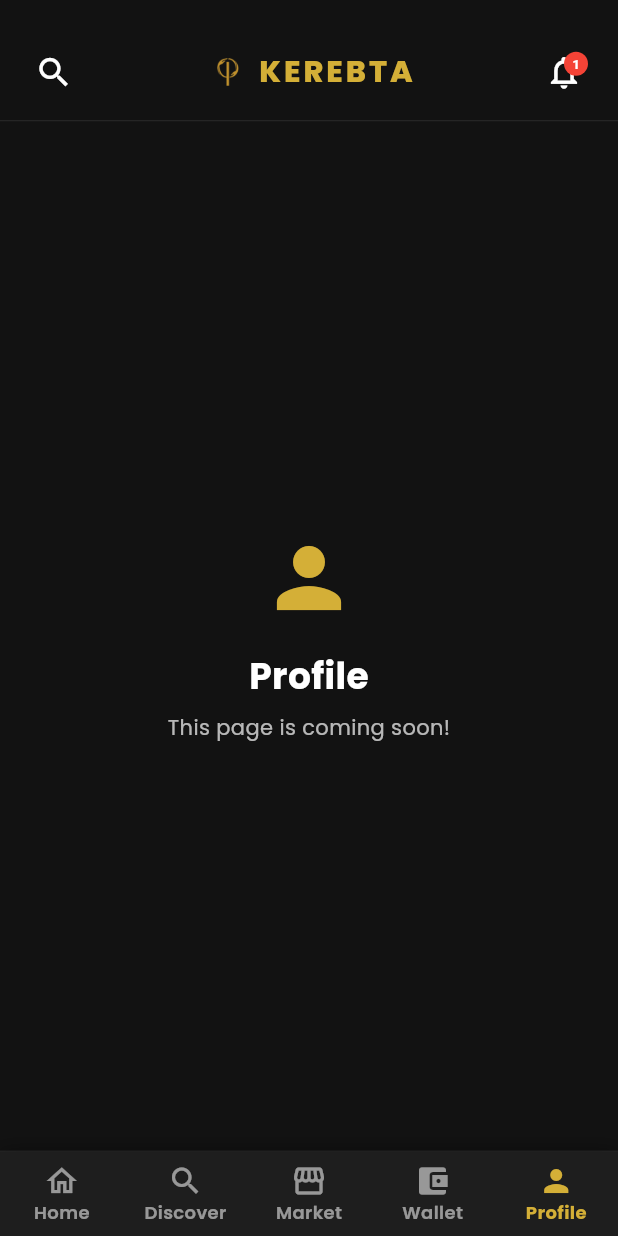
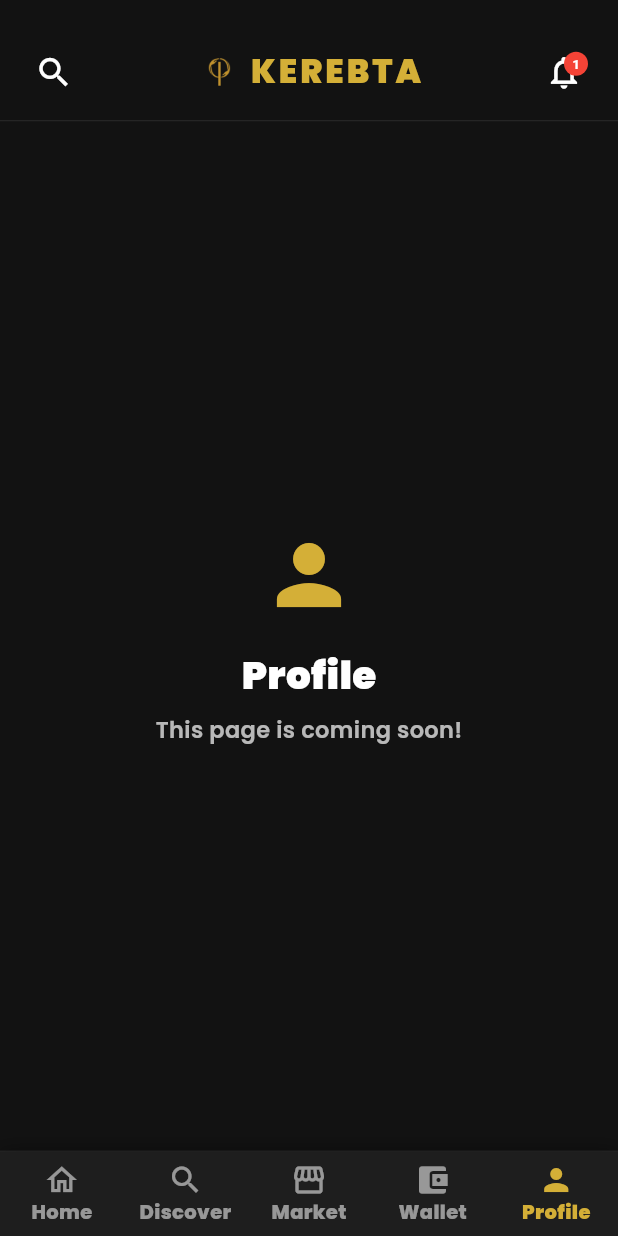
Before and after one commit to DagmawiTeweldebrhan/Kerebta, a Flutter app: the HomeFeedPage screen opened directly, item 5 of the bottom bar chosen, on a phone screen of 412 x 824 dp. Run offline on Flutter 3.47's test engine with Material 3 defaults, Android fonts, the phone set to English and light mode, and no system bars; our stand-ins replace google_fonts, google_sign_in, sign_in_with_apple, supabase_flutter; accounts and stored records are empty.

```diff
--- a/lib/features/fan/pulse/discover_tab.dart
+++ b/lib/features/fan/pulse/discover_tab.dart
@@ -323,7 +323,7 @@ class _DiscoverTabState extends State<DiscoverTab>
                             'Aster Aweke - Kerebta Acoustic',
                             style: GoogleFonts.poppins(
                               color: Colors.white,
-                              fontWeight: FontWeight.w950,
+                              fontWeight: FontWeight.w900,
                               fontSize: 25,
                               letterSpacing: -0.5,
                             ),
@@ -573,7 +573,7 @@ class _DiscoverTabState extends State<DiscoverTab>
                                       item['title']!,
                                       style: GoogleFonts.poppins(
                                         color: primaryText,
-                                        fontWeight: FontWeight.w850,
+                                        fontWeight: FontWeight.w800,
                                         fontSize: 15,
                                       ),
                                       maxLines: 1,
--- a/lib/features/fan/pulse/home_feed_page.dart
+++ b/lib/features/fan/pulse/home_feed_page.dart
@@ -255,8 +255,8 @@ class _HomeFeedPageState extends State<HomeFeedPage> with SingleTickerProviderSt
                             _isAmharic ? "ቀረብታ" : "KEREBTA",
                             style: GoogleFonts.poppins(
                               color: primaryGold,
-                              fontWeight: FontWeight.w800,
-                              fontSize: 20.0,
+                              fontWeight: FontWeight.w900,
+                              fontSize: 22.0,
                               letterSpacing: 2.0,
                             ),
                           ),
@@ -362,8 +362,8 @@ class _HomeFeedPageState extends State<HomeFeedPage> with SingleTickerProviderSt
                             "1,250 ETB",
                             style: GoogleFonts.poppins(
                               color: primaryGold,
-                              fontWeight: FontWeight.bold,
-                              fontSize: 13.0,
+                              fontWeight: FontWeight.w800,
+                              fontSize: 14.0,
                             ),
                           ),
                         ],
@@ -489,8 +489,8 @@ class _HomeFeedPageState extends State<HomeFeedPage> with SingleTickerProviderSt
                 _isAmharic ? "ከፍተኛ ተወዳጅ ፈጣሪዎች" : "Top Trending Creators",
                 style: GoogleFonts.poppins(
                   color: primaryTextColor,
-                  fontSize: 20.0,
-                  fontWeight: FontWeight.w800,
+                  fontSize: 22.0,
+                  fontWeight: FontWeight.w900,
                   letterSpacing: -0.5,
                 ),
               ),
@@ -598,8 +598,8 @@ class _HomeFeedPageState extends State<HomeFeedPage> with SingleTickerProviderSt
                             overflow: TextOverflow.ellipsis,
                             style: GoogleFonts.poppins(
                               color: primaryTextColor,
-                              fontSize: 12.0,
-                              fontWeight: FontWeight.w600,
+                              fontSize: 13.0,
+                              fontWeight: FontWeight.w700,
                             ),
                           ),
                         ),
@@ -619,8 +619,8 @@ class _HomeFeedPageState extends State<HomeFeedPage> with SingleTickerProviderSt
                 _isAmharic ? "ብቸኛ ቀዳሚዎች" : "Exclusive First",
                 style: GoogleFonts.poppins(
                   color: primaryTextColor,
-                  fontSize: 20.0,
-                  fontWeight: FontWeight.w800,
+                  fontSize: 22.0,
+                  fontWeight: FontWeight.w900,
                   letterSpacing: -0.5,
                 ),
               ),
@@ -811,8 +811,8 @@ class _HomeFeedPageState extends State<HomeFeedPage> with SingleTickerProviderSt
                                 release['title'],
                                 style: GoogleFonts.poppins(
                                   color: Colors.white,
-                                  fontSize: 14.0,
-                                  fontWeight: FontWeight.bold,
+                                  fontSize: 15.0,
+                                  fontWeight: FontWeight.w800,
                                 ),
                                 maxLines: 1,
                                 overflow: TextOverflow.ellipsis,
@@ -842,8 +842,8 @@ class _HomeFeedPageState extends State<HomeFeedPage> with SingleTickerProviderSt
                                     release['creatorName'],
                                     style: GoogleFonts.poppins(
                                       color: Colors.white.withOpacity(0.85),
-                                      fontSize: 12.0,
-                                      fontWeight: FontWeight.w600,
+                                      fontSize: 13.0,
+                                      fontWeight: FontWeight.w700,
                                     ),
                                   ),
                                   const SizedBox(width: 4.0),
@@ -884,8 +884,8 @@ class _HomeFeedPageState extends State<HomeFeedPage> with SingleTickerProviderSt
                         _isAmharic ? "በመታየት ላይ ያሉ ፈተናዎች" : "Trending Challenges",
                         style: GoogleFonts.poppins(
                           color: primaryTextColor,
-                          fontSize: 20.0,
-                          fontWeight: FontWeight.w800,
+                          fontSize: 22.0,
+                          fontWeight: FontWeight.w900,
                           letterSpacing: -0.5,
                         ),
                       ),
@@ -904,8 +904,8 @@ class _HomeFeedPageState extends State<HomeFeedPage> with SingleTickerProviderSt
                       _isAmharic ? "ሁሉንም እይ >" : "See All >",
                       style: GoogleFonts.poppins(
                         color: primaryGold,
-                        fontWeight: FontWeight.bold,
-                        fontSize: 13.0,
+                        fontWeight: FontWeight.w800,
+                        fontSize: 14.0,
                       ),
                     ),
                   ),
@@ -974,8 +974,8 @@ class _HomeFeedPageState extends State<HomeFeedPage> with SingleTickerProviderSt
                                 _isAmharic ? challenge['titleAmh'] : challenge['title'],
                                 style: GoogleFonts.poppins(
                                   color: primaryTextColor,
-                                  fontSize: 14.0,
-                                  fontWeight: FontWeight.bold,
+                                  fontSize: 15.0,
+                                  fontWeight: FontWeight.w800,
                                 ),
                                 maxLines: 1,
                                 overflow: TextOverflow.ellipsis,
@@ -1078,8 +1078,8 @@ class _HomeFeedPageState extends State<HomeFeedPage> with SingleTickerProviderSt
                         _isAmharic ? "ትኩስ የበጎ አድራጎት" : "Hot Charities",
                         style: GoogleFonts.poppins(
                           color: primaryTextColor,
-                          fontSize: 20.0,
-                          fontWeight: FontWeight.w800,
+                          fontSize: 22.0,
+                          fontWeight: FontWeight.w900,
                           letterSpacing: -0.5,
                         ),
                       ),
@@ -1098,8 +1098,8 @@ class _HomeFeedPageState extends State<HomeFeedPage> with SingleTickerProviderSt
                       _isAmharic ? "ሁሉንም እይ >" : "See All >",
                       style: GoogleFonts.poppins(
                         color: primaryGold,
-                        fontWeight: FontWeight.bold,
-                        fontSize: 13.0,
+                        fontWeight: FontWeight.w800,
+                        fontSize: 14.0,
                       ),
                     ),
                   ),
@@ -1168,8 +1168,8 @@ class _HomeFeedPageState extends State<HomeFeedPage> with SingleTickerProviderSt
                                 _isAmharic ? charity['titleAmh'] : charity['title'],
                                 style: GoogleFonts.poppins(
                                   color: primaryTextColor,
-                                  fontSize: 14.0,
-                                  fontWeight: FontWeight.bold,
+                                  fontSize: 15.0,
+                                  fontWeight: FontWeight.w800,
                                 ),
                                 maxLines: 1,
                                 overflow: TextOverflow.ellipsis,
@@ -1286,12 +1286,12 @@ class _HomeFeedPageState extends State<HomeFeedPage> with SingleTickerProviderSt
           selectedItemColor: primaryGold, // Home active color is #D4AF37
           unselectedItemColor: isDark ? Colors.white54 : Colors.black38,
           selectedLabelStyle: GoogleFonts.poppins(
-            fontWeight: FontWeight.bold,
-            fontSize: 12.0,
+            fontWeight: FontWeight.w900,
+            fontSize: 13.0,
           ),
           unselectedLabelStyle: GoogleFonts.poppins(
-            fontWeight: FontWeight.w600,
-            fontSize: 12.0,
+            fontWeight: FontWeight.w800,
+            fontSize: 13.0,
           ),
           showUnselectedLabels: true, // Keep labels persistent and completely readable
           onTap: (index) {
@@ -1393,8 +1393,8 @@ class _HomeFeedPageState extends State<HomeFeedPage> with SingleTickerProviderSt
             Text(
               _isAmharic ? titleAmh : title,
               style: GoogleFonts.poppins(
-                fontSize: 24.0,
-                fontWeight: FontWeight.bold,
+                fontSize: 26.0,
+                fontWeight: FontWeight.w900,
                 color: primaryTextColor,
               ),
             ),
@@ -1402,7 +1402,8 @@ class _HomeFeedPageState extends State<HomeFeedPage> with SingleTickerProviderSt
             Text(
               _isAmharic ? "ይህ ገጽ በቅርቡ ይለቀቃል!" : "This page is coming soon!",
               style: GoogleFonts.poppins(
-                fontSize: 14.0,
+                fontSize: 15.0,
+                fontWeight: FontWeight.w600,
                 color: secondaryTextColor,
               ),
             ),
```
Also changed, not shown: lib/features/fan/pulse/wallet_tab.dart (+30 -21 lines).
